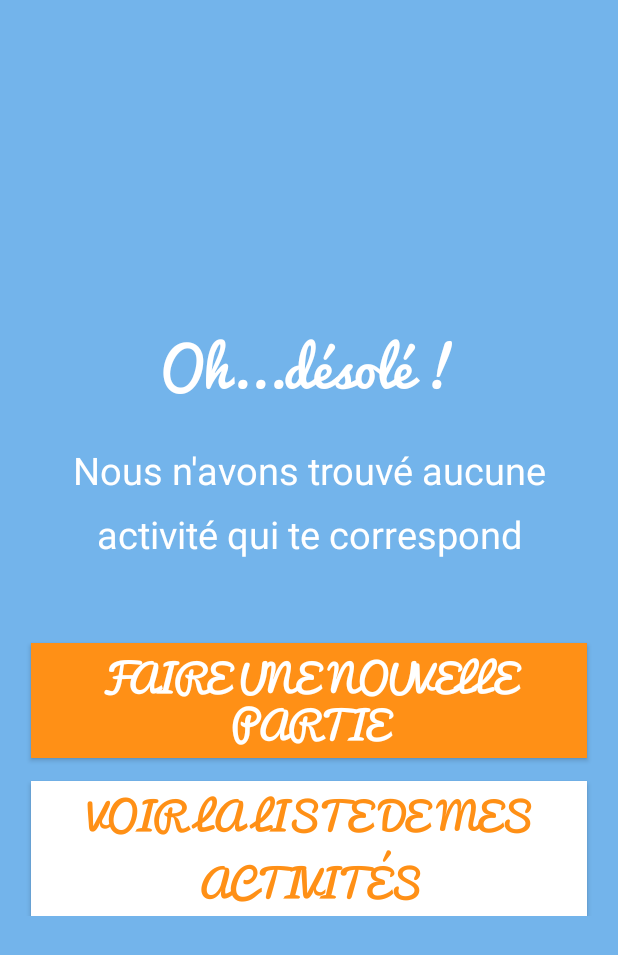
After one commit to calimarie94/Je-mennuie, an Android app: the NoResultFoundActivity screen opened directly, with no data from a screen before it, on a phone screen of 412 x 824 dp. The commit adds this screen. Shown: the top 955 px of the screen. Run offline under Robolectric (Android 15) with nearby library versions, the phone set to English and light mode, and no system bars; network calls fail.

Commit message:
ADD no result found activity

```diff
--- a/app/src/main/AndroidManifest.xml
+++ b/app/src/main/AndroidManifest.xml
@@ -45,6 +45,9 @@
         <activity
             android:name=".NoMoreResultActivity"
             android:label="@string/title_nomoreresult" />
+        <activity
+            android:name=".NoResultFoundActivity"
+            android:label="@string/title_noresultfound" />
 
         <meta-data
             android:name="com.facebook.sdk.ApplicationId"
--- /dev/null
+++ b/app/src/main/java/com/android/imac/je_m_ennuie/NoResultFoundActivity.java
@@ -0,0 +1,63 @@
+package com.android.imac.je_m_ennuie;
+
+import android.app.Activity;
+import android.content.Intent;
+import android.graphics.Typeface;
+import android.os.Bundle;
+import android.view.View;
+import android.widget.Button;
+import android.widget.TextView;
+
+
+/**
+ * Created by Marie on 26/12/2014.
+ */
+public class NoResultFoundActivity extends Activity {
+
+    Game game;
+
+    @Override
+    public void onCreate(Bundle savedInstanceState) {
+        super.onCreate(savedInstanceState);
+        setContentView(R.layout.noresultfound_display);
+
+        /* Récupération des éléments de la vue */
+        TextView title_noresult = (TextView) findViewById(R.id.title_noresultfound);
+        Button btn_makeagain = (Button) findViewById(R.id.button_makeagain);
+        Button btn_nofoundactivities = (Button) findViewById(R.id.button_nofoundactivities);
+
+        /* On charge la bonne police */
+        Typeface font = Typeface.createFromAsset(getAssets(), "fonts/Pacifico.ttf");
+        title_noresult.setTypeface(font);
+        btn_makeagain.setTypeface(font);
+        btn_nofoundactivities.setTypeface(font);
+
+        /* Changement de couleur au clic */
+        btn_makeagain.setBackgroundResource(R.drawable.selector);
+
+        game = Game.getInstance(this);
+
+        /* Evenements au clic */
+
+        btn_makeagain.setOnClickListener(new View.OnClickListener() {
+            public void onClick(View v) {
+                if(!game.questionGameArray.isEmpty() && !game.activityGameArray.isEmpty() )
+                {
+                    game.beginRound();
+                    Intent intent = new Intent(NoResultFoundActivity.this, GameDisplayActivity.class);
+                    startActivity(intent);
+                }
+            }
+        });
+
+        btn_nofoundactivities.setOnClickListener(new View.OnClickListener() {
+            public void onClick(View v) {
+                //On supprime l'activité No more result
+                NoResultFoundActivity.this.finish();
+                Intent intent = new Intent(NoResultFoundActivity.this, ListActivitiesActivity.class);
+                startActivity(intent);
+            }
+        });
+
+    }
+}
--- /dev/null
+++ b/app/src/main/res/layout/noresultfound_display.xml
@@ -0,0 +1,75 @@
+<?xml version="1.0" encoding="utf-8"?>
+
+<LinearLayout xmlns:android="http://schemas.android.com/apk/res/android"
+    xmlns:tools="http://schemas.android.com/tools"
+    android:layout_width="match_parent"
+    android:layout_height="match_parent"
+    android:orientation="vertical"
+    android:background="@color/background_color"
+    android:gravity="center_vertical"
+    tools:context=".GameDisplayActivity">
+
+    <TextView
+        android:id="@+id/title_noresultfound"
+        android:layout_width="match_parent"
+        android:layout_height="wrap_content"
+        android:text="@string/title_noresultfound"
+        android:textSize="@dimen/middle_text"
+        android:textColor="@color/text_color"
+        android:gravity="center_horizontal"
+        android:layout_marginBottom="@dimen/medium_margin"/>
+
+
+    <TextView
+        android:id="@+id/text_noresultfound"
+        android:layout_width="match_parent"
+        android:layout_height="wrap_content"
+        android:text="@string/text_noresultfound"
+        android:textSize="@dimen/default_text"
+        android:lineSpacingMultiplier="1.4"
+        android:textColor="@color/text_color"
+        android:gravity="center_horizontal"
+        android:layout_marginLeft="@dimen/default_margin"
+        android:layout_marginRight="@dimen/default_margin"/>
+
+    <LinearLayout
+        android:layout_width="fill_parent"
+        android:layout_height="wrap_content"
+        android:orientation="vertical"
+        android:layout_marginTop="@dimen/wide_margin"
+        android:layout_marginLeft="@dimen/default_margin"
+        android:layout_marginRight="@dimen/default_margin"
+        android:gravity="center"
+        >
+
+        <Button
+            android:id="@+id/button_makeagain"
+            android:text="@string/button_makeagain"
+            android:layout_width="fill_parent"
+            android:layout_height="fill_parent"
+            android:background="@color/button_normal"
+            android:layout_margin="@dimen/thin_margin"
+            android:textColor="@color/text_color"
+            android:textSize="@dimen/default_text"
+            android:layout_weight="1"
+            android:lineSpacingMultiplier="0.7"
+            android:layout_gravity="center"
+            />
+
+        <Button
+            android:id="@+id/button_nofoundactivities"
+            android:text="@string/button_nofoundactivities"
+            android:layout_width="fill_parent"
+            android:layout_height="wrap_content"
+            android:textColor="@color/button_normal"
+            android:layout_marginTop="@dimen/small_margin"
+            android:layout_marginLeft="@dimen/thin_margin"
+            android:layout_marginRight="@dimen/thin_margin"
+            android:background="@color/text_color"
+            android:textSize="@dimen/default_text"
+            />
+    </LinearLayout>
+
+
+
+</LinearLayout>
--- a/app/src/main/res/values/strings.xml
+++ b/app/src/main/res/values/strings.xml
@@ -37,6 +37,12 @@
     <string name="button_continue">Continuer les questions</string>
     <string name="button_myactivities">Voir la liste de mes activités</string>
 
+    <!-- AUCUN RESULTAT -->
+    <string name="title_noresultfound">Oh...désolé !</string>
+    <string name="text_noresultfound">Nous n\'avons trouvé aucune activité qui te correspond</string>
+    <string name="button_makeagain">Faire une nouvelle partie</string>
+    <string name="button_nofoundactivities">Voir la liste de mes activités</string>
+
     <!-- RESEAUX sociaux -->
     <string name="facebook_app_id">407723899384341</string>
 
```
Also changed, not shown: app/src/main/java/com/android/imac/je_m_ennuie/JemennuieActivity.java (+0 -37 lines), app/src/main/java/com/android/imac/je_m_ennuie/ResultDisplayActivity.java (+7 -10 lines).
